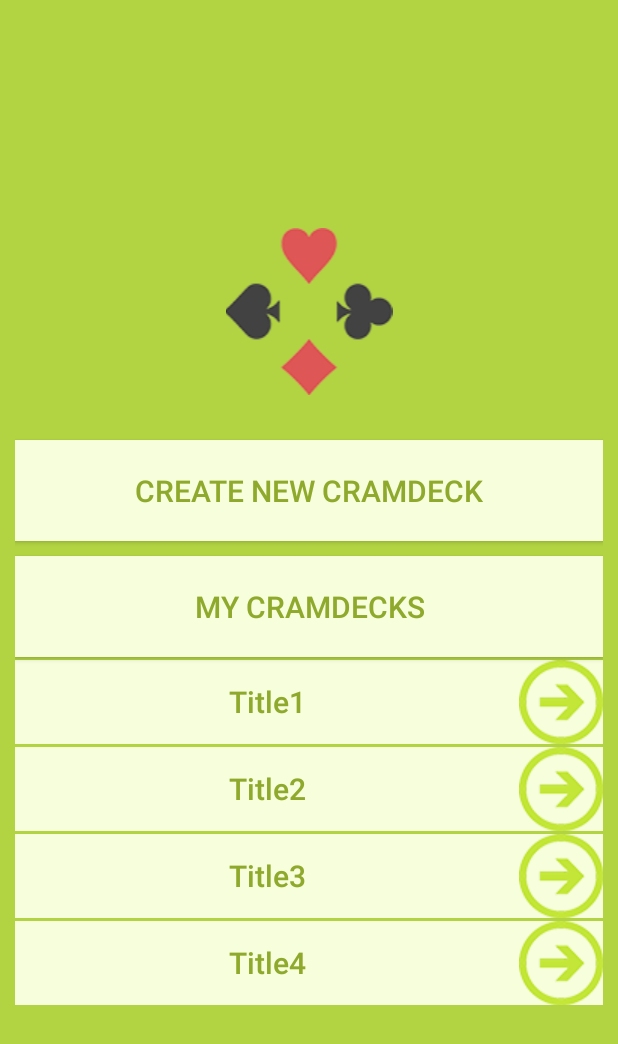
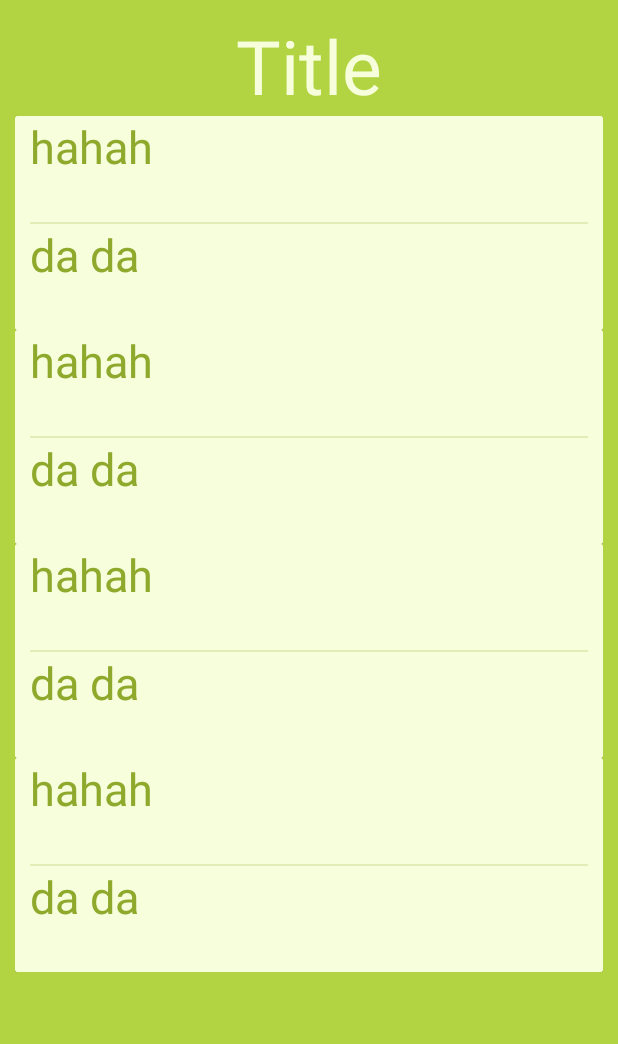
Before and after one commit to DimitarLazarov/OddsCalator, an Android app: the CramCardsUserActivity screen opened directly, with no data from a screen before it, after a tap on "Title1", on a phone screen of 412 x 824 dp. Shown: the top 1044 px of the screen. Run offline under Robolectric (Android 15) with nearby library versions, the phone set to English and light mode, and no system bars; 2 other taps on this screen came first.

Commit message:
cram card added with recycler view

```diff
--- a/app/build.gradle
+++ b/app/build.gradle
@@ -26,4 +26,5 @@ dependencies {
     compile 'com.android.support:appcompat-v7:23.2.1'
     compile 'com.android.support:support-v4:23.2.1'
     compile 'com.android.support:recyclerview-v7:23.2.0'
+    compile 'com.android.support:cardview-v7:23.2.0'
 }
--- a/app/src/main/AndroidManifest.xml
+++ b/app/src/main/AndroidManifest.xml
@@ -1,6 +1,6 @@
 <?xml version="1.0" encoding="utf-8"?>
-<manifest package="com.example.chav.poker"
-          xmlns:android="http://schemas.android.com/apk/res/android">
+<manifest xmlns:android="http://schemas.android.com/apk/res/android"
+    package="com.example.chav.poker">
 
     <application
         android:allowBackup="true"
@@ -8,23 +8,19 @@
         android:label="@string/app_name"
         android:supportsRtl="true"
         android:theme="@style/Theme.AppCompat.Light.NoActionBar">
-        <activity android:name=".controller.MainActivity">
-        </activity>
-        <activity android:name=".controller.CardSelectionActivity">
-        </activity>
+        <activity android:name=".controller.MainActivity"></activity>
+        <activity android:name=".controller.CardSelectionActivity"></activity>
         <activity android:name=".controller.StartScreenActivity">
             <intent-filter>
-                <action android:name="android.intent.action.MAIN"/>
+                <action android:name="android.intent.action.MAIN" />
 
-                <category android:name="android.intent.category.LAUNCHER"/>
+                <category android:name="android.intent.category.LAUNCHER" />
             </intent-filter>
         </activity>
-        <activity android:name=".controller.QuizSelectionActivity">
-        </activity>
-        <activity android:name=".controller.BasicQuizActivity">
-        </activity>
-        <activity android:name=".controller.CramCardsUserActivity">
-        </activity>
+        <activity android:name=".controller.QuizSelectionActivity"></activity>
+        <activity android:name=".controller.BasicQuizActivity"></activity>
+        <activity android:name=".controller.CramCardsUserActivity"></activity>
+        <activity android:name=".controller.CramCardsViewActivity"></activity>
     </application>
 
 </manifest>
--- /dev/null
+++ b/app/src/main/java/com/example/chav/poker/adapters/CardAdapter.java
@@ -0,0 +1,77 @@
+package com.example.chav.poker.adapters;
+
+import android.graphics.Rect;
+import android.support.v7.widget.RecyclerView;
+import android.view.LayoutInflater;
+import android.view.View;
+import android.view.ViewGroup;
+import android.widget.TextView;
+
+import com.example.chav.poker.R;
+
+import java.util.List;
+
+import model.CramCard;
+import model.CramDeck;
+
+/**
+ * Created by Mitakaa on 05-Apr-16.
+ */
+public class CardAdapter extends RecyclerView.Adapter<CardAdapter.CardViewHolder>{
+
+    private List<CramCard> cards;
+
+    public CardAdapter(List<CramCard> cards) {
+        this.cards = cards;
+    }
+
+
+    public static class CardViewHolder extends RecyclerView.ViewHolder {
+        TextView mQuestionCard;
+        View mSeparator;
+        TextView mAnswerCard;
+
+        public CardViewHolder(View itemView) {
+            super(itemView);
+            mQuestionCard = (TextView) itemView.findViewById(R.id.view_holder_card_question_view);
+            mAnswerCard = (TextView) itemView.findViewById(R.id.view_holder_card_answer_view);
+            mSeparator = (View) itemView.findViewById(R.id.view_separator);
+        }
+    }
+
+    public static class VerticalSpaceItemDecoration extends RecyclerView.ItemDecoration {
+        private final int mVerticalSpaceHeight;
+
+        public VerticalSpaceItemDecoration(int mVerticalSpaceHeight) {
+            this.mVerticalSpaceHeight = mVerticalSpaceHeight;
+        }
+
+        @Override
+        public void getItemOffsets(Rect outRect, View view, RecyclerView parent,
+                                   RecyclerView.State state) {
+            outRect.bottom = mVerticalSpaceHeight;
+        }
+    }
+
+    @Override
+    public CardViewHolder onCreateViewHolder(ViewGroup parent, int viewType) {
+        View v = LayoutInflater.from(parent.getContext()).inflate(R.layout.recycler_view_holder_card, parent, false);
+        CardViewHolder cvh = new CardViewHolder(v);
+        return cvh;
+    }
+
+    @Override
+    public void onBindViewHolder(CardViewHolder holder, int position) {
+        holder.mQuestionCard.setText(cards.get(position).getQuestion());
+        holder.mAnswerCard.setText(cards.get(position).getAnswer());
+
+    }
+
+    @Override
+    public int getItemCount() {
+        return cards.size();
+    }
+
+
+
+}
--- a/app/src/main/java/com/example/chav/poker/adapters/DeckAdapter.java
+++ b/app/src/main/java/com/example/chav/poker/adapters/DeckAdapter.java
@@ -1,5 +1,6 @@
 package com.example.chav.poker.adapters;
 
+import android.content.Intent;
 import android.graphics.Rect;
 import android.support.v7.widget.RecyclerView;
 import android.view.LayoutInflater;
@@ -8,6 +9,7 @@ import android.view.ViewGroup;
 import android.widget.TextView;
 
 import com.example.chav.poker.R;
+import com.example.chav.poker.controller.CramCardsViewActivity;
 
 import java.util.List;
 
@@ -51,11 +53,9 @@ public class DeckAdapter extends RecyclerView.Adapter<DeckAdapter.DeckViewHolder
 
     @Override
     public DeckViewHolder onCreateViewHolder(ViewGroup parent, int viewType) {
-        View v = LayoutInflater.from(parent.getContext()).inflate(R.layout.recyvler_view_holder_deck, parent, false);
+        View v = LayoutInflater.from(parent.getContext()).inflate(R.layout.recycler_view_holder_deck, parent, false);
         DeckViewHolder dvh = new DeckViewHolder(v);
         return dvh;
-
-
     }
 
     @Override
@@ -64,7 +64,8 @@ public class DeckAdapter extends RecyclerView.Adapter<DeckAdapter.DeckViewHolder
         holder.itemView.setOnClickListener(new View.OnClickListener() {
             @Override
             public void onClick(View v) {
-
+                Intent intent = new Intent(v.getContext(), CramCardsViewActivity.class);
+                v.getContext().startActivity(intent);
             }
         });
     }
--- /dev/null
+++ b/app/src/main/java/com/example/chav/poker/controller/CramCardsViewActivity.java
@@ -0,0 +1,45 @@
+package com.example.chav.poker.controller;
+
+import android.support.v7.app.AppCompatActivity;
+import android.os.Bundle;
+import android.support.v7.widget.LinearLayoutManager;
+import android.support.v7.widget.RecyclerView;
+import android.widget.TextView;
+
+import com.example.chav.poker.R;
+import com.example.chav.poker.adapters.CardAdapter;
+
+import java.util.ArrayList;
+import java.util.List;
+
+import model.CramCard;
+
+public class CramCardsViewActivity extends AppCompatActivity {
+
+    private TextView mTitle;
+    private RecyclerView mRecyclerViewCards;
+
+    @Override
+    protected void onCreate(Bundle savedInstanceState) {
+        super.onCreate(savedInstanceState);
+        setContentView(R.layout.activity_cram_cards_view);
+
+        mTitle = (TextView) findViewById(R.id.cram_deck_title);
+        mRecyclerViewCards = (RecyclerView) findViewById(R.id.my_cram_cards_recycler);
+
+        CramCard card1 = new CramCard("hahah", "da da");
+        CramCard card2 = new CramCard("hahah", "da da");
+        CramCard card3 = new CramCard("hahah", "da da");
+        CramCard card4 = new CramCard("hahah", "da da");
+        List<CramCard> cards = new ArrayList<>();
+        cards.add(card1);
+        cards.add(card2);
+        cards.add(card3);
+        cards.add(card4);
+        CardAdapter adapter = new CardAdapter(cards);
+        mRecyclerViewCards.setLayoutManager(new LinearLayoutManager(this));
+        mRecyclerViewCards.setAdapter(adapter);
+
+
+    }
+}
--- /dev/null
+++ b/app/src/main/res/layout/activity_cram_cards_view.xml
@@ -0,0 +1,31 @@
+<?xml version="1.0" encoding="utf-8"?>
+<LinearLayout xmlns:android="http://schemas.android.com/apk/res/android"
+    xmlns:tools="http://schemas.android.com/tools"
+    android:layout_width="match_parent"
+    android:layout_height="match_parent"
+    android:paddingBottom="@dimen/activity_vertical_margin"
+    android:paddingLeft="@dimen/activity_horizontal_margin"
+    android:background="@color/boardColor"
+    android:paddingRight="@dimen/activity_horizontal_margin"
+    android:paddingTop="@dimen/activity_vertical_margin"
+    android:orientation="vertical"
+    tools:context="com.example.chav.poker.controller.CramCardsViewActivity">
+
+    <TextView
+        android:layout_width="match_parent"
+        android:layout_height="wrap_content"
+        android:text="Title"
+        android:gravity="center"
+        android:id="@+id/cram_deck_title"
+        android:textColor="@color/cardColor"
+        android:textSize="50dp"/>
+
+    <android.support.v7.widget.RecyclerView
+        android:layout_width="match_parent"
+        android:layout_height="match_parent"
+        android:id="@+id/my_cram_cards_recycler">
+
+    </android.support.v7.widget.RecyclerView>
+
+
+</LinearLayout>
--- /dev/null
+++ b/app/src/main/res/layout/recycler_view_holder_card.xml
@@ -0,0 +1,49 @@
+<?xml version="1.0" encoding="utf-8"?>
+<LinearLayout xmlns:android="http://schemas.android.com/apk/res/android"
+    android:orientation="vertical"
+    android:layout_width="match_parent"
+    android:layout_height="wrap_content">
+
+    <android.support.v7.widget.CardView
+        android:layout_width="match_parent"
+        android:layout_height="wrap_content"
+        android:background="@color/cardColor">
+        <LinearLayout
+            android:layout_width="match_parent"
+            android:layout_height="wrap_content"
+            android:paddingLeft="10dp"
+            android:paddingRight="10dp"
+            android:background="@color/cardColor"
+            android:orientation="vertical">
+
+            <TextView
+                android:layout_width="match_parent"
+                android:layout_height="wrap_content"
+                android:text="question"
+                android:textColor="@color/darkGreen"
+                android:id="@+id/view_holder_card_question_view"
+                android:textSize="30dp"
+                android:layout_marginBottom="30dp"/>
+
+            <View
+                android:layout_width="match_parent"
+                android:layout_height="1dp"
+                android:alpha="0.20"
+                android:id="@+id/view_separator"
+                android:background="@color/darkGreen"/>
+
+            <TextView
+                android:layout_width="match_parent"
+                android:layout_height="wrap_content"
+                android:textColor="@color/darkGreen"
+                android:text="answer"
+                android:id="@+id/view_holder_card_answer_view"
+                android:textSize="30dp"
+                android:layout_marginBottom="30dp"/>
+        </LinearLayout>
+
+
+
+    </android.support.v7.widget.CardView>
+
+</LinearLayout>
--- a/app/src/main/res/layout/recyvler_view_holder_deck.xml
+++ b/app/src/main/res/layout/recycler_view_holder_deck.xml
@@ -9,6 +9,7 @@
         android:background="@color/cardColor"
         android:textSize="20dp"
         android:textAllCaps="false"
+        android:clickable="false"
         android:drawableEnd="@drawable/next_small"
         android:textColor="@color/darkGreen"
         android:id="@+id/view_holder_deck_text_view"
```
